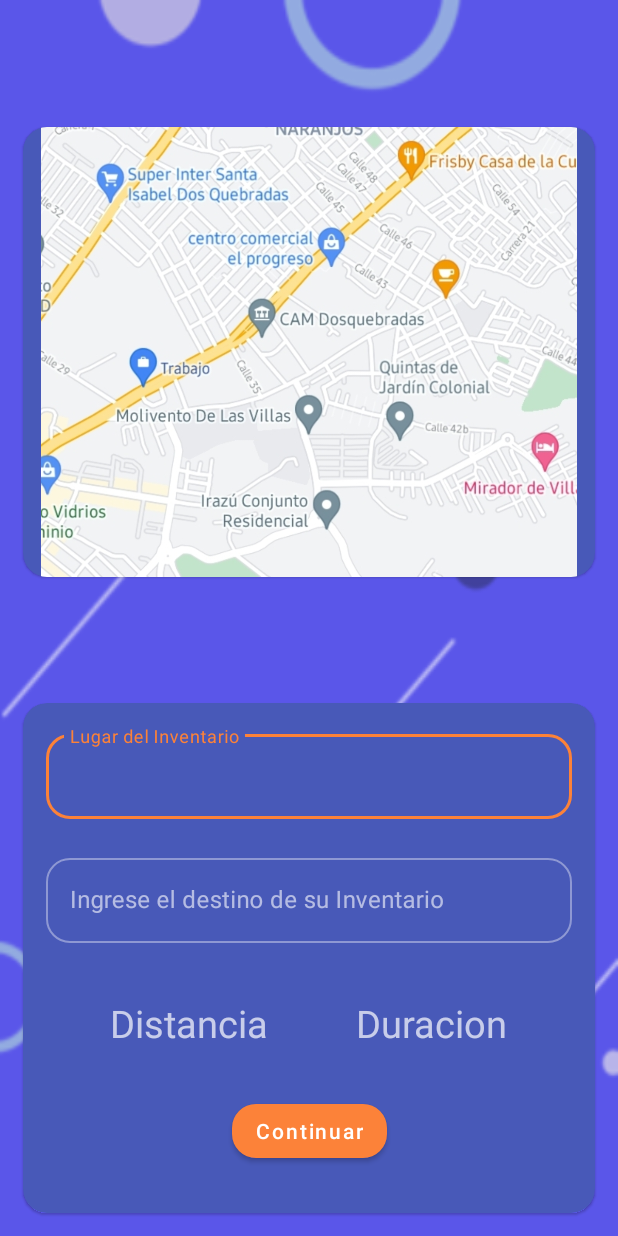
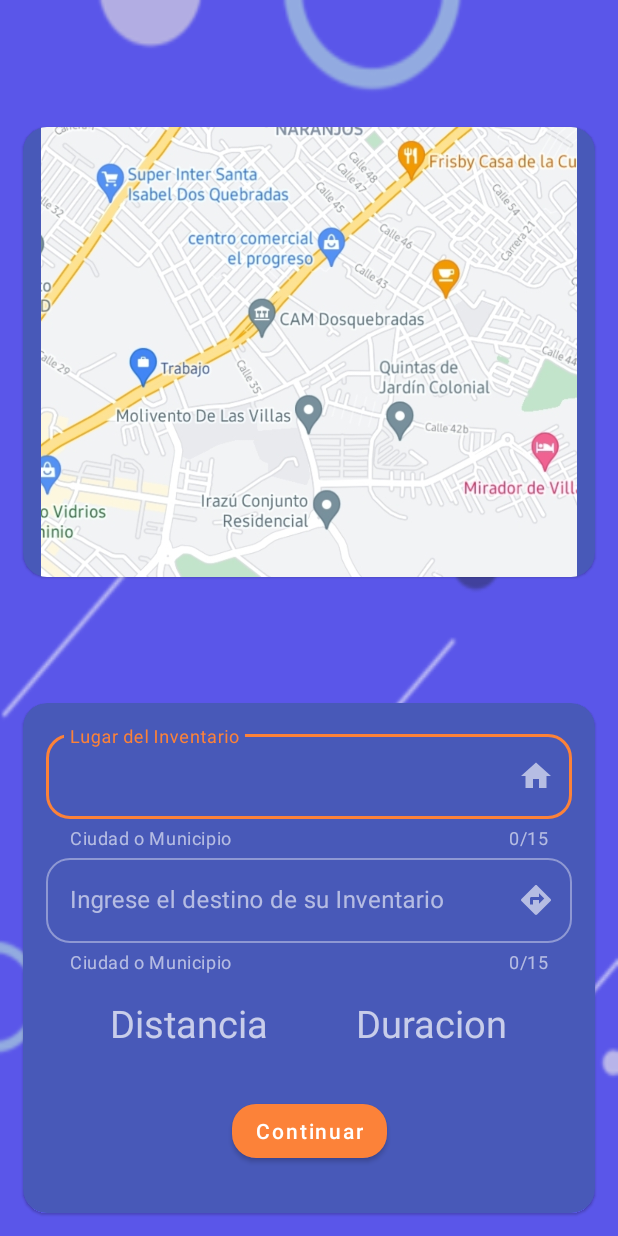
Before and after one commit to MartinezCristianD/ProyectoMinTicCicloCuatro, an Android app: the screen it shows after launch once a user with an empty profile is signed in (RutaActivity), on a phone screen of 412 x 824 dp. Run offline under Robolectric (Android 15) with nearby library versions, the phone set to English and light mode, and no system bars; our stand-ins replace Firebase (no records; nobody signed in at launch, a user with empty details on screens opened directly).

Commit message:
validación EditText RutaActivity

```diff
--- a/app/src/main/res/layout/activity_ruta.xml
+++ b/app/src/main/res/layout/activity_ruta.xml
@@ -89,7 +89,12 @@
                 android:layout_width="match_parent"
                 android:layout_height="wrap_content"
                 android:hint="@string/origen"
-                app:counterMaxLength="20"
+                app:counterEnabled="true"
+                app:counterMaxLength="15"
+                app:endIconDrawable="@drawable/ic_baseline_home_"
+                app:endIconMode="custom"
+                app:errorEnabled="true"
+                app:helperText="@string/text_helper_ruta"
                 app:layout_constraintBottom_toTopOf="@id/InputDestino"
                 app:layout_constraintEnd_toEndOf="parent"
                 app:layout_constraintStart_toStartOf="parent"
@@ -107,7 +112,12 @@
                 android:layout_width="match_parent"
                 android:layout_height="wrap_content"
                 android:hint="@string/destino"
-                app:counterMaxLength="20"
+                app:counterEnabled="true"
+                app:counterMaxLength="15"
+                app:endIconDrawable="@drawable/ic_baseline_ruta"
+                app:endIconMode="custom"
+                app:errorEnabled="true"
+                app:helperText="@string/text_helper_ruta"
                 app:layout_constraintBottom_toTopOf="@id/textViewDuracion"
                 app:layout_constraintEnd_toEndOf="parent"
                 app:layout_constraintStart_toStartOf="parent"
--- a/app/src/main/res/values/strings.xml
+++ b/app/src/main/res/values/strings.xml
@@ -39,6 +39,7 @@
     <string name="invitado">Invitado</string>
     <string name="confirmar_clave">Confirmar Clave</string>
     <string name="eliminar">Eliminar</string>
+    <string name="text_helper_ruta">Ciudad o Municipio</string>
 
     <!--- Elementos -->
     <string name="texto_elementos">° ° Crear Elementos ° °</string>
```
